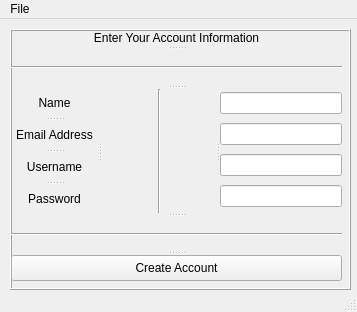
Old version of the form GraphYte/createaccount.ui in the repository InpErros/GraphYte-2D-Graphics.
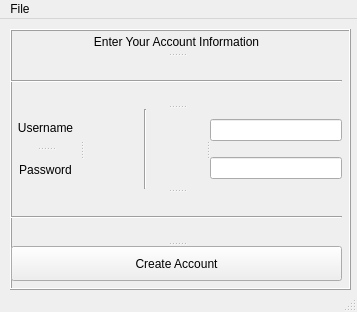
New version of the form.

Diff of the .ui file:
```diff
--- a/GraphYte/createaccount.ui
+++ b/GraphYte/createaccount.ui
@@ -62,22 +62,6 @@
        <property name="orientation">
         <enum>Qt::Vertical</enum>
        </property>
-       <widget class="QLabel" name="label_name">
-        <property name="text">
-         <string>Name</string>
-        </property>
-        <property name="alignment">
-         <set>Qt::AlignCenter</set>
-        </property>
-       </widget>
-       <widget class="QLabel" name="label_email">
-        <property name="text">
-         <string>Email Address</string>
-        </property>
-        <property name="alignment">
-         <set>Qt::AlignCenter</set>
-        </property>
-       </widget>
        <widget class="QLabel" name="label_newusername">
         <property name="text">
          <string>Username</string>
@@ -102,12 +86,6 @@
       </widget>
       <widget class="QWidget" name="layoutWidget">
        <layout class="QVBoxLayout" name="verticalLayout_2">
-        <item>
-         <widget class="QLineEdit" name="lineEdit_newname"/>
-        </item>
-        <item>
-         <widget class="QLineEdit" name="lineEdit_newemail"/>
-        </item>
         <item>
          <widget class="QLineEdit" name="lineEdit_newusername"/>
         </item>
```
